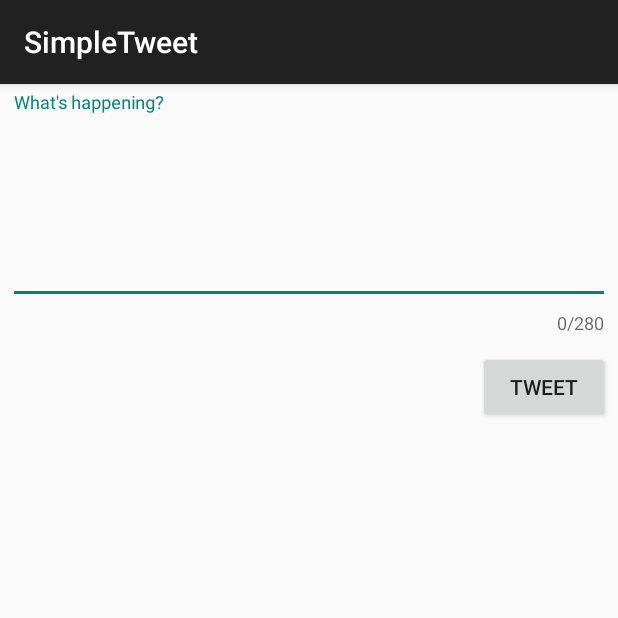
After one commit to sebbyca/SimpleTweet, an Android app: the ComposeActivity screen opened directly, with no data from a screen before it, on a phone screen of 412 x 824 dp, the top half of it. The commit adds this screen. Run offline under Robolectric (Android 15) with nearby library versions, the phone set to English and light mode, and no system bars; our stand-ins replace Room's generated code; libraries missing offline, so code that uses them is left out: com.codepath.asynchttpclient, com.facebook.stetho, org.parceler; 1 statement that could not run was skipped.

Commit message:
Added more required features

```diff
--- a/app/build.gradle
+++ b/app/build.gradle
@@ -45,6 +45,7 @@ dependencies {
     implementation 'com.github.bumptech.glide:glide:4.11.0'
     implementation 'androidx.constraintlayout:constraintlayout:1.1.3'
     implementation 'androidx.recyclerview:recyclerview:1.1.0'
+    implementation 'com.google.android.material:material:1.1.0'
     // Room for simple persistence with an ORM
     def room_version = "2.2.5"
     implementation "androidx.room:room-runtime:$room_version"
@@ -53,4 +54,8 @@ dependencies {
 
     // Swipe-to-refresh
     implementation 'androidx.swiperefreshlayout:swiperefreshlayout:1.0.0'
+
+    // Parceler
+    implementation 'org.parceler:parceler-api:1.1.12'
+    annotationProcessor 'org.parceler:parceler:1.1.12'
 }
--- a/app/src/main/AndroidManifest.xml
+++ b/app/src/main/AndroidManifest.xml
@@ -13,7 +13,8 @@
         android:icon="@drawable/ic_launcher"
         android:label="@string/app_name"
         android:theme="@style/AppTheme">
-        <activity android:name=".TimelineActivity"></activity>
+        <activity android:name=".ComposeActivity"></activity>
+        <activity android:name=".TimelineActivity" />
         <activity
             android:name=".LoginActivity"
             android:label="@string/app_name"
--- /dev/null
+++ b/app/src/main/java/com/codepath/apps/restclienttemplate/ComposeActivity.java
@@ -0,0 +1,79 @@
+package com.codepath.apps.restclienttemplate;
+
+import androidx.appcompat.app.AppCompatActivity;
+
+import android.content.Intent;
+import android.os.Bundle;
+import android.os.Parcel;
+import android.util.Log;
+import android.view.View;
+import android.widget.Button;
+import android.widget.EditText;
+import android.widget.Toast;
+
+import com.codepath.apps.restclienttemplate.models.Tweet;
+import com.codepath.asynchttpclient.callback.JsonHttpResponseHandler;
+
+import org.json.JSONException;
+import org.parceler.Parcels;
+
+import okhttp3.Headers;
+
+public class ComposeActivity extends AppCompatActivity {
+
+    public static final int MAX_TWEET_LENGTH = 280;
+    public static final String TAG = "ComposeActivity";
+
+    EditText etCompose;
+    Button btnTweet;
+
+    TwitterClient client;
+
+    @Override
+    protected void onCreate(Bundle savedInstanceState) {
+        super.onCreate(savedInstanceState);
+        setContentView(R.layout.activity_compose);
+
+        client = TwitterApp.getRestClient(this);
+
+        etCompose = findViewById(R.id.etCompose);
+        btnTweet = findViewById(R.id.btnTweet);
+
+        // Set click listener on button
+        btnTweet.setOnClickListener(new View.OnClickListener() {
+            @Override
+            public void onClick(View view) {
+                final String tweetContent = etCompose.getText().toString();
+                if (tweetContent.isEmpty()) {
+                    Toast.makeText(ComposeActivity.this, "Sorry, your tweet cannot be empty", Toast.LENGTH_SHORT).show();
+                } else if (tweetContent.length() > MAX_TWEET_LENGTH) {
+                    Toast.makeText(ComposeActivity.this, "Sorry, your tweet is too long", Toast.LENGTH_SHORT).show();
+                }
+
+                // Make API call to Twitter to publish the tweet
+                client.publishTweet(tweetContent, new JsonHttpResponseHandler() {
+                    @Override
+                    public void onSuccess(int statusCode, Headers headers, JSON json) {
+                        Log.i(TAG, "onSuccess to publish tweet");
+                        try {
+                            Tweet tweet = Tweet.fromJson(json.jsonObject);
+                            Log.i(TAG, "Published tweet says: " + tweet.body);
+
+                            Intent intent = new Intent();
+                            intent.putExtra("tweet",  Parcels.wrap(tweet));
+                            setResult(RESULT_OK);
+                            finish();
+                        } catch (JSONException e) {
+                            e.printStackTrace();
+                        }
+                    }
+
+                    @Override
+                    public void onFailure(int statusCode, Headers headers, String response, Throwable throwable) {
+                        Log.e(TAG, "onFailure to publish tweet", throwable);
+                    }
+                });
+            }
+        });
+    }
+}
--- a/app/src/main/java/com/codepath/apps/restclienttemplate/models/Tweet.java
+++ b/app/src/main/java/com/codepath/apps/restclienttemplate/models/Tweet.java
@@ -5,6 +5,7 @@ import android.text.format.DateUtils;
 import org.json.JSONArray;
 import org.json.JSONException;
 import org.json.JSONObject;
+import org.parceler.Parcel;
 
 import java.text.ParseException;
 import java.text.SimpleDateFormat;
@@ -12,11 +13,14 @@ import java.util.ArrayList;
 import java.util.List;
 import java.util.Locale;
 
+@Parcel
 public class Tweet {
 
     public String body;
     public String createdAt;
     public User user;
+
+    public Tweet() {}
 
     public static Tweet fromJson(JSONObject jsonObject) throws JSONException {
         Tweet tweet = new Tweet();
--- a/app/src/main/java/com/codepath/apps/restclienttemplate/models/User.java
+++ b/app/src/main/java/com/codepath/apps/restclienttemplate/models/User.java
@@ -2,12 +2,16 @@ package com.codepath.apps.restclienttemplate.models;
 
 import org.json.JSONException;
 import org.json.JSONObject;
+import org.parceler.Parcel;
 
+@Parcel
 public class User {
 
     public String name;
     public String screenName;
     public String profileImageUrl;
+
+    public User() {}
 
     public static User fromJson(JSONObject jsonObject) throws JSONException {
         User user = new User();
--- /dev/null
+++ b/app/src/main/res/layout/activity_compose.xml
@@ -0,0 +1,40 @@
+<?xml version="1.0" encoding="utf-8"?>
+<RelativeLayout
+    xmlns:android="http://schemas.android.com/apk/res/android"
+    xmlns:app="http://schemas.android.com/apk/res-auto"
+    xmlns:tools="http://schemas.android.com/tools"
+    android:layout_width="match_parent"
+    android:layout_height="match_parent"
+    tools:context=".ComposeActivity">
+
+    <com.google.android.material.textfield.TextInputLayout
+        android:id="@+id/etComposeLayout"
+        android:layout_width="match_parent"
+        android:layout_height="wrap_content"
+        android:padding="5dp"
+        app:counterEnabled="true"
+        app:counterMaxLength="280">
+
+        <EditText
+            android:id="@+id/etCompose"
+            android:layout_width="match_parent"
+            android:layout_height="wrap_content"
+            android:layout_alignParentStart="true"
+            android:layout_alignParentTop="true"
+            android:ems="10"
+            android:gravity="start|top"
+            android:hint="What's happening?"
+            android:inputType="textMultiLine"
+            android:minLines="5" />
+    </com.google.android.material.textfield.TextInputLayout>
+
+    <Button
+        android:id="@+id/btnTweet"
+        android:layout_width="wrap_content"
+        android:layout_height="wrap_content"
+        android:layout_below="@+id/etComposeLayout"
+        android:layout_alignParentEnd="true"
+        android:layout_marginTop="5dp"
+        android:layout_marginEnd="5dp"
+        android:text="@string/tweet" />
+</RelativeLayout>
--- a/app/src/main/res/values/strings.xml
+++ b/app/src/main/res/values/strings.xml
@@ -5,5 +5,6 @@
     <string name="login_label">Log in</string>
     <string name="intent_scheme">oauth</string>
     <string name="intent_host">cprest</string>
+    <string name="tweet">Tweet</string>
 
 </resources>
```
Also changed, not shown: app/src/main/java/com/codepath/apps/restclienttemplate/TimelineActivity.java (+47 -2 lines), app/src/main/java/com/codepath/apps/restclienttemplate/TwitterClient.java (+8 -0 lines), app/src/main/res/menu/menu_main.xml (added, +10 -0 lines), 1 other file.
